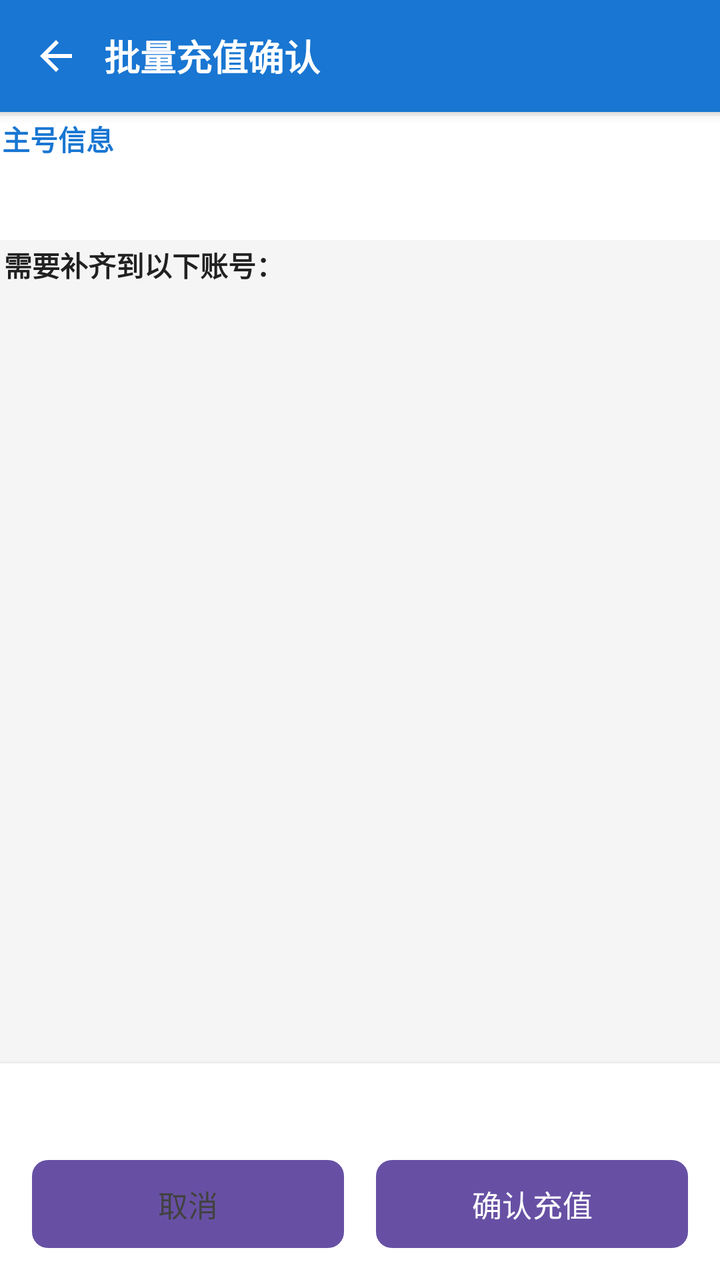
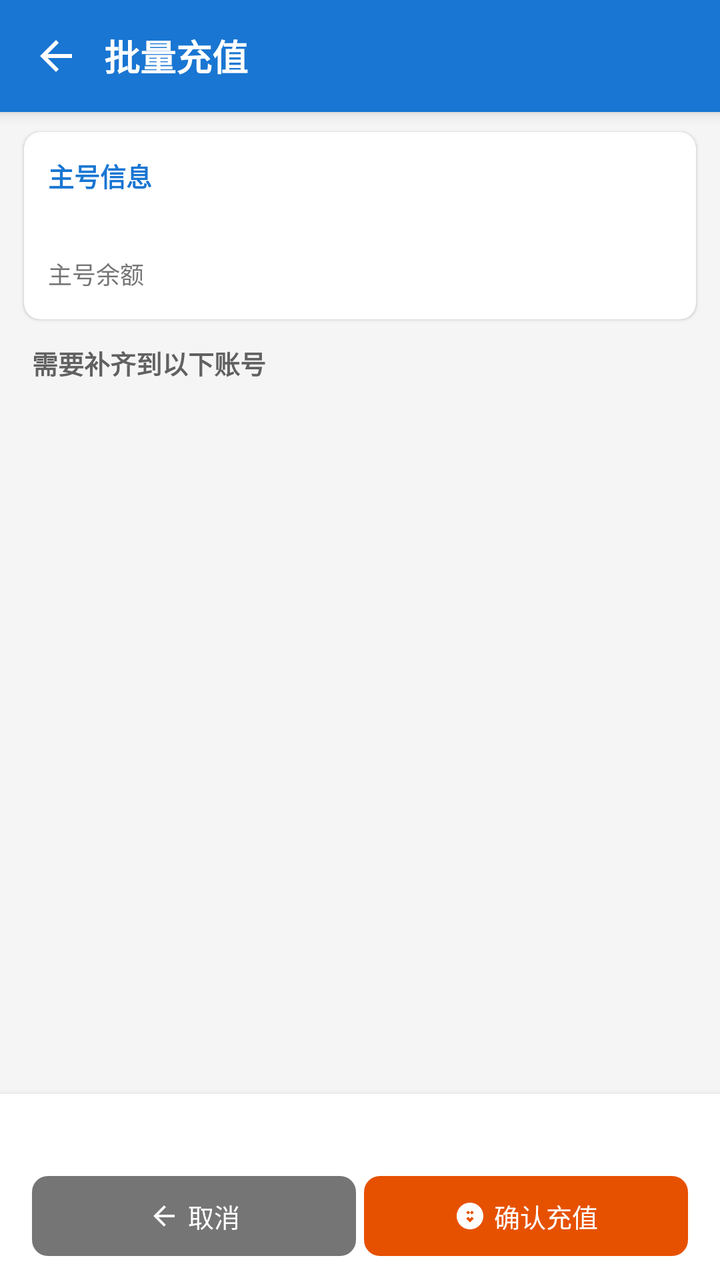

The first picture is an Android layout as it rendered before a commit; the second is the same layout after the commit. The layout source and the unified diff follow.
<!-- AndroidManifest.xml: application theme Theme.WlClient -->
<!-- res/layout/activity_batch_fund_confirm.xml -->
<?xml version="1.0" encoding="utf-8"?>
<RelativeLayout xmlns:android="http://schemas.android.com/apk/res/android"
    android:layout_width="match_parent"
    android:layout_height="match_parent"
    android:background="@color/bg_page">

    
    <LinearLayout
        android:id="@+id/toolbar"
        android:layout_width="match_parent"
        android:layout_height="56dp"
        android:layout_alignParentTop="true"
        android:background="@color/primary"
        android:elevation="4dp"
        android:gravity="center_vertical"
        android:orientation="horizontal"
        android:paddingStart="4dp"
        android:paddingEnd="16dp">

        <ImageButton
            android:id="@+id/btn_back"
            android:layout_width="48dp"
            android:layout_height="48dp"
            android:background="?android:attr/selectableItemBackgroundBorderless"
            android:contentDescription="返回"
            android:src="@drawable/ic_back_svg" />

        <TextView
            android:layout_width="0dp"
            android:layout_height="wrap_content"
            android:layout_weight="1"
            android:text="批量充值确认"
            android:textColor="@color/white"
            android:textSize="18sp"
            android:textStyle="bold" />
    </LinearLayout>

    
    <LinearLayout
        android:id="@+id/layout_master_info"
        android:layout_width="match_parent"
        android:layout_height="wrap_content"
        android:layout_below="@id/toolbar"
        android:orientation="vertical"
        android:padding="1dp"
        android:background="#FFFFFF"
        android:layout_marginTop="2dp">

        <TextView
            android:layout_width="wrap_content"
            android:layout_height="wrap_content"
            android:text="主号信息"
            android:textSize="14sp"
            android:textStyle="bold"
            android:textColor="#1976D2" />

        <TextView
            android:id="@+id/tv_master_addr"
            android:layout_width="wrap_content"
            android:layout_height="wrap_content"
            android:layout_marginTop="2dp"
            android:textSize="13sp"
            android:textColor="#424242" />

        <TextView
            android:id="@+id/tv_master_balance"
            android:layout_width="wrap_content"
            android:layout_height="wrap_content"
            android:layout_marginTop="2dp"
            android:textSize="13sp"
            android:textColor="#424242" />
    </LinearLayout>

    
    <TextView
        android:id="@+id/tv_list_title"
        android:layout_width="wrap_content"
        android:layout_height="wrap_content"
        android:layout_below="@id/layout_master_info"
        android:layout_margin="2dp"
        android:text="需要补齐到以下账号："
        android:textSize="14sp"
        android:textStyle="bold"
        android:textColor="#212121" />

    
    <androidx.recyclerview.widget.RecyclerView
        android:id="@+id/rv_fund_list"
        android:layout_width="match_parent"
        android:layout_height="0dp"
        android:layout_below="@id/tv_list_title"
        android:layout_above="@id/layout_footer"
        android:clipToPadding="false"
        android:paddingBottom="8dp" />

    
    <LinearLayout
        android:id="@+id/layout_footer"
        android:layout_width="match_parent"
        android:layout_height="wrap_content"
        android:layout_alignParentBottom="true"
        android:orientation="vertical"
        android:padding="16dp"
        android:background="#FFFFFF"
        android:elevation="4dp">

        <TextView
            android:id="@+id/tv_summary"
            android:layout_width="wrap_content"
            android:layout_height="wrap_content"
            android:textSize="15sp"
            android:textStyle="bold"
            android:textColor="#212121" />

        <LinearLayout
            android:layout_width="match_parent"
            android:layout_height="wrap_content"
            android:orientation="horizontal"
            android:layout_marginTop="12dp">

            <Button
                android:id="@+id/btn_cancel"
                android:layout_width="0dp"
                android:layout_height="44dp"
                android:layout_weight="1"
                android:layout_marginEnd="8dp"
                android:text="取消"
                android:textSize="15sp"
                android:background="@drawable/bg_btn_rounded"
                android:backgroundTint="#E0E0E0"
                android:textColor="#424242" />

            <Button
                android:id="@+id/btn_confirm"
                android:layout_width="0dp"
                android:layout_height="44dp"
                android:layout_weight="1"
                android:layout_marginStart="8dp"
                android:text="确认充值"
                android:textSize="15sp"
                android:background="@drawable/bg_btn_rounded"
                android:backgroundTint="#E65100"
                android:textColor="#FFFFFF" />
        </LinearLayout>
    </LinearLayout>
</RelativeLayout>
<!-- resources referenced by this layout -->
<resources>
  <color name="bg_page">#FFF5F5F5</color>
  <color name="primary">#FF1976D2</color>
  <color name="white">#FFFFFFFF</color>
  <!-- drawable bg_btn_rounded (drawable) -->
  <?xml version="1.0" encoding="utf-8"?>
  <shape xmlns:android="http://schemas.android.com/apk/res/android" android:shape="rectangle">
      <corners android:radius="8dp" />
      <solid android:color="#FFFFFF" />
  </shape>
  <!-- drawable ic_back_svg (drawable) -->
  <?xml version="1.0" encoding="utf-8"?>
  <vector xmlns:android="http://schemas.android.com/apk/res/android"
      android:width="24dp" android:height="24dp"
      android:viewportWidth="24" android:viewportHeight="24">
      <path android:fillColor="#FFFFFFFF"
          android:pathData="M20,11H7.83l5.59,-5.59L12,4l-8,8 8,8 1.41,-1.41L7.83,13H20v-2z"/>
  </vector>
  <style name="Theme.WlClient" parent="Base.Theme.WlClient" />
  <style name="Base.Theme.WlClient" parent="Theme.Material3.DayNight.NoActionBar">
          
          
      </style>
</resources>

<!-- the commit's change to res/layout/activity_batch_fund_confirm.xml (unified diff, before → after) -->
@@ -1,5 +1,6 @@
 <?xml version="1.0" encoding="utf-8"?>
 <RelativeLayout xmlns:android="http://schemas.android.com/apk/res/android"
+    xmlns:app="http://schemas.android.com/apk/res-auto"
     android:layout_width="match_parent"
     android:layout_height="match_parent"
     android:background="@color/bg_page">
@@ -29,67 +30,112 @@
             android:layout_width="0dp"
             android:layout_height="wrap_content"
             android:layout_weight="1"
-            android:text="批量充值确认"
+            android:text="批量充值"
             android:textColor="@color/white"
             android:textSize="18sp"
             android:textStyle="bold" />
     </LinearLayout>
 
     
-    <LinearLayout
-        android:id="@+id/layout_master_info"
+    <androidx.cardview.widget.CardView
+        android:id="@+id/card_master_info"
         android:layout_width="match_parent"
         android:layout_height="wrap_content"
         android:layout_below="@id/toolbar"
-        android:orientation="vertical"
-        android:padding="1dp"
-        android:background="#FFFFFF"
-        android:layout_marginTop="2dp">
-
-        <TextView
-            android:layout_width="wrap_content"
-            android:layout_height="wrap_content"
-            android:text="主号信息"
-            android:textSize="14sp"
-            android:textStyle="bold"
-            android:textColor="#1976D2" />
-
-        <TextView
-            android:id="@+id/tv_master_addr"
-            android:layout_width="wrap_content"
-            android:layout_height="wrap_content"
-            android:layout_marginTop="2dp"
-            android:textSize="13sp"
-            android:textColor="#424242" />
-
-        <TextView
-            android:id="@+id/tv_master_balance"
-            android:layout_width="wrap_content"
-            android:layout_height="wrap_content"
-            android:layout_marginTop="2dp"
-            android:textSize="13sp"
-            android:textColor="#424242" />
-    </LinearLayout>
+        android:layout_marginStart="12dp"
+        android:layout_marginTop="10dp"
+        android:layout_marginEnd="12dp"
+        app:cardBackgroundColor="#FFFFFF"
+        app:cardCornerRadius="8dp"
+        app:cardElevation="1dp">
+
+        <LinearLayout
+            android:layout_width="match_parent"
+            android:layout_height="wrap_content"
+            android:orientation="vertical"
+            android:padding="12dp">
+
+            <LinearLayout
+                android:layout_width="match_parent"
+                android:layout_height="wrap_content"
+                android:gravity="center_vertical"
+                android:orientation="horizontal">
+
+                <TextView
+                    android:layout_width="0dp"
+                    android:layout_height="wrap_content"
+                    android:layout_weight="1"
+                    android:text="主号信息"
+                    android:textColor="#1976D2"
+                    android:textSize="13sp"
+                    android:textStyle="bold" />
+
+                <TextView
+                    android:id="@+id/tv_master_no"
+                    android:layout_width="wrap_content"
+                    android:layout_height="wrap_content"
+                    android:textColor="#E65100"
+                    android:textSize="14sp"
+                    android:textStyle="bold" />
+            </LinearLayout>
+
+            <TextView
+                android:id="@+id/tv_master_addr"
+                android:layout_width="match_parent"
+                android:layout_height="wrap_content"
+                android:layout_marginTop="6dp"
+                android:ellipsize="middle"
+                android:singleLine="true"
+                android:textColor="#757575"
+                android:textSize="11sp" />
+
+            <LinearLayout
+                android:layout_width="match_parent"
+                android:layout_height="wrap_content"
+                android:layout_marginTop="8dp"
+                android:gravity="center_vertical"
+                android:orientation="horizontal">
+
+                <TextView
+                    android:layout_width="wrap_content"
+                    android:layout_height="wrap_content"
+                    android:text="主号余额"
+                    android:textColor="#757575"
+                    android:textSize="12sp" />
+
+                <TextView
+                    android:id="@+id/tv_master_balance"
+                    android:layout_width="wrap_content"
+                    android:layout_height="wrap_content"
+                    android:layout_marginStart="8dp"
+                    android:textColor="#E65100"
+                    android:textSize="16sp"
+                    android:textStyle="bold" />
+            </LinearLayout>
+        </LinearLayout>
+    </androidx.cardview.widget.CardView>
 
     
     <TextView
         android:id="@+id/tv_list_title"
         android:layout_width="wrap_content"
         android:layout_height="wrap_content"
-        android:layout_below="@id/layout_master_info"
-        android:layout_margin="2dp"
-        android:text="需要补齐到以下账号："
-        android:textSize="14sp"
-        android:textStyle="bold"
-        android:textColor="#212121" />
+        android:layout_below="@id/card_master_info"
+        android:layout_marginStart="16dp"
+        android:layout_marginTop="12dp"
+        android:layout_marginBottom="4dp"
+        android:text="需要补齐到以下账号"
+        android:textColor="#616161"
+        android:textSize="13sp"
+        android:textStyle="bold" />
 
     
     <androidx.recyclerview.widget.RecyclerView
         android:id="@+id/rv_fund_list"
         android:layout_width="match_parent"
         android:layout_height="0dp"
+        android:layout_above="@id/layout_footer"
         android:layout_below="@id/tv_list_title"
-        android:layout_above="@id/layout_footer"
         android:clipToPadding="false"
         android:paddingBottom="8dp" />
 
@@ -99,48 +145,78 @@
         android:layout_width="match_parent"
         android:layout_height="wrap_content"
         android:layout_alignParentBottom="true"
+        android:background="#FFFFFF"
+        android:elevation="6dp"
         android:orientation="vertical"
-        android:padding="16dp"
-        android:background="#FFFFFF"
-        android:elevation="4dp">
+        android:paddingStart="16dp"
+        android:paddingTop="12dp"
+        android:paddingEnd="16dp"
+        android:paddingBottom="12dp">
 
         <TextView
             android:id="@+id/tv_summary"
-            android:layout_width="wrap_content"
-            android:layout_height="wrap_content"
-            android:textSize="15sp"
-            android:textStyle="bold"
-            android:textColor="#212121" />
+            android:layout_width="match_parent"
+            android:layout_height="wrap_content"
+            android:gravity="center"
+            android:textColor="#212121"
+            android:textSize="14sp"
+            android:textStyle="bold" />
 
         <LinearLayout
             android:layout_width="match_parent"
             android:layout_height="wrap_content"
-            android:orientation="horizontal"
-            android:layout_marginTop="12dp">
-
-            <Button
+            android:layout_marginTop="10dp"
+            android:orientation="horizontal">
+
+            <LinearLayout
                 android:id="@+id/btn_cancel"
                 android:layout_width="0dp"
-                android:layout_height="44dp"
+                android:layout_height="40dp"
                 android:layout_weight="1"
-                android:layout_marginEnd="8dp"
-                android:text="取消"
-                android:textSize="15sp"
+                android:orientation="horizontal"
+                android:gravity="center"
                 android:background="@drawable/bg_btn_rounded"
-                android:backgroundTint="#E0E0E0"
-                android:textColor="#424242" />
-
-            <Button
+                android:backgroundTint="#757575"
+                android:clickable="true"
+                android:focusable="true">
+                <ImageView
+                    android:layout_width="16dp"
+                    android:layout_height="16dp"
+                    android:src="@drawable/ic_back_svg"
+                    android:layout_marginEnd="4dp" />
+                <TextView
+                    android:layout_width="wrap_content"
+                    android:layout_height="wrap_content"
+                    android:text="取消"
+                    android:textColor="#ffffff"
+                    android:textSize="13sp" />
+            </LinearLayout>
+
+            <View android:layout_width="4dp" android:layout_height="0dp" />
+
+            <LinearLayout
                 android:id="@+id/btn_confirm"
                 android:layout_width="0dp"
-                android:layout_height="44dp"
+                android:layout_height="40dp"
                 android:layout_weight="1"
-                android:layout_marginStart="8dp"
-                android:text="确认充值"
-                android:textSize="15sp"
+                android:orientation="horizontal"
+                android:gravity="center"
                 android:background="@drawable/bg_btn_rounded"
                 android:backgroundTint="#E65100"
-                android:textColor="#FFFFFF" />
+                android:clickable="true"
+                android:focusable="true">
+                <ImageView
+                    android:layout_width="16dp"
+                    android:layout_height="16dp"
+                    android:src="@drawable/ic_fund_svg"
+                    android:layout_marginEnd="4dp" />
+                <TextView
+                    android:layout_width="wrap_content"
+                    android:layout_height="wrap_content"
+                    android:text="确认充值"
+                    android:textColor="#ffffff"
+                    android:textSize="13sp" />
+            </LinearLayout>
         </LinearLayout>
     </LinearLayout>
 </RelativeLayout>
<!-- resource entries referenced after the edit -->
@@ -17,6 +17,17 @@
       <path android:fillColor="#FFFFFFFF"
           android:pathData="M20,11H7.83l5.59,-5.59L12,4l-8,8 8,8 1.41,-1.41L7.83,13H20v-2z"/>
   </vector>
+  <!-- drawable ic_fund_svg (drawable) -->
+  <?xml version="1.0" encoding="utf-8"?>
+  <vector xmlns:android="http://schemas.android.com/apk/res/android"
+      android:width="16dp"
+      android:height="16dp"
+      android:viewportWidth="24"
+      android:viewportHeight="24">
+      <path
+          android:fillColor="#FFFFFF"
+          android:pathData="M12,2C6.48,2 2,6.48 2,12s4.48,10 10,10 10,-4.48 10,-10S17.52,2 12,2zM13.41,15.41L12,16.83l-1.41,-1.41L9.17,14 10.59,12.59 12,14l1.41,-1.41L14.83,14zM14.83,9.41L13.41,10.83 12,9.41 10.59,10.83 9.17,9.41 10.59,8 12,9.41 13.41,8 14.83,9.41z"/>
+  </vector>
   <style name="Theme.WlClient" parent="Base.Theme.WlClient" />
   <style name="Base.Theme.WlClient" parent="Theme.Material3.DayNight.NoActionBar">
           
